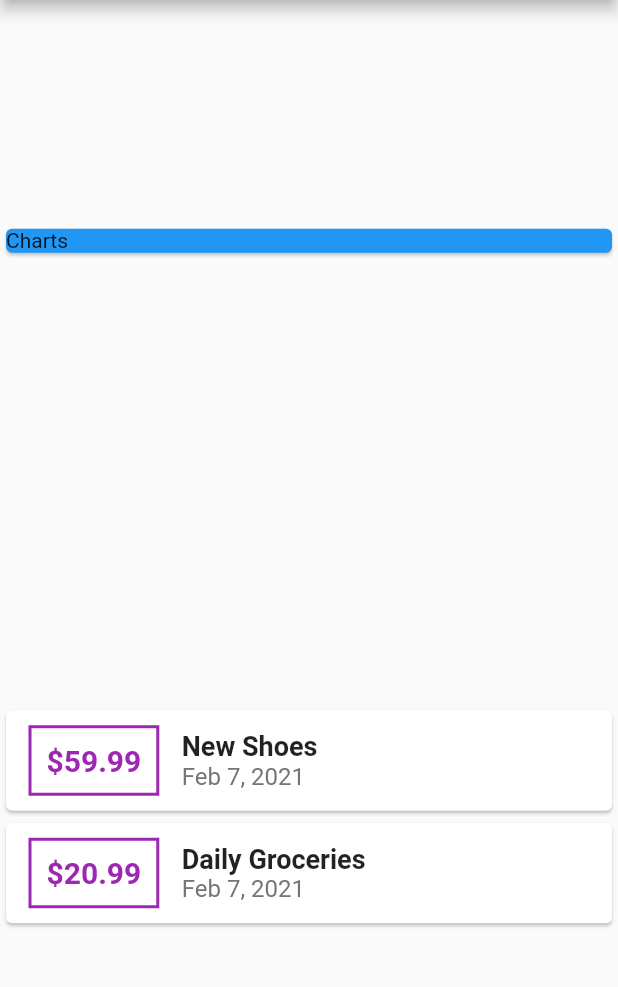
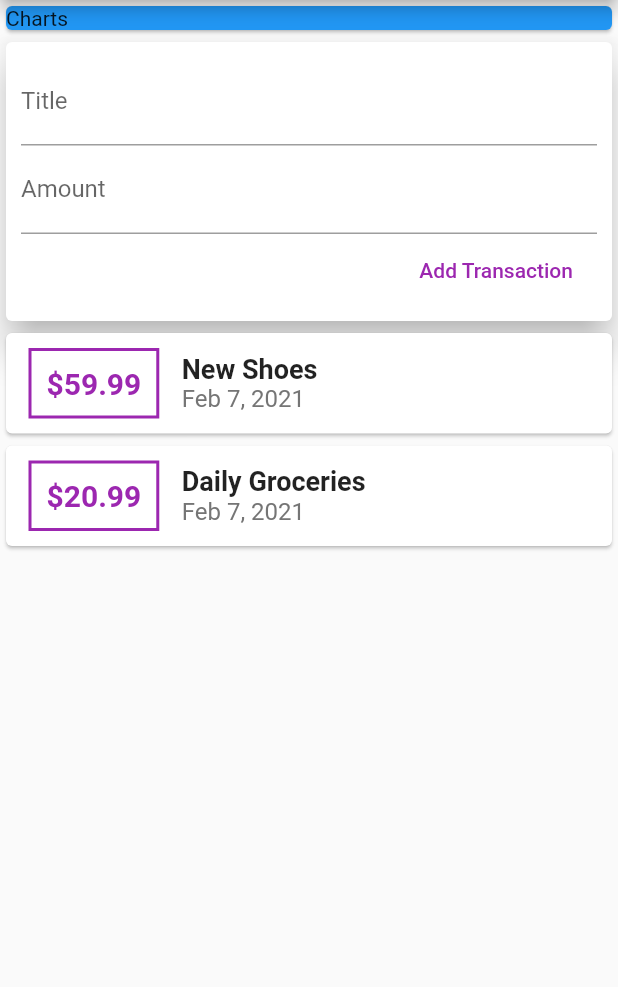
Before and after one commit to wasim919/playing-with-flutter, a Flutter app: the screen it shows after launch, on a phone screen of 412 x 824 dp, the part 84-1071 px from its top. Run offline on Flutter 3.47's test engine with Material 2 defaults, Android fonts, the phone set to English and light mode, and no system bars.

Commit message:
text field wiring done

```diff
--- a/personal_expenses_tracker/lib/main.dart
+++ b/personal_expenses_tracker/lib/main.dart
@@ -16,7 +16,7 @@ class MyApp extends StatelessWidget {
 }
 
 class MyHomePage extends StatelessWidget {
-  List<Transaction> transactions = [
+  final List<Transaction> transactions = [
     Transaction(
       id: 't1',
       title: 'New Shoes',
@@ -30,6 +30,8 @@ class MyHomePage extends StatelessWidget {
       date: DateTime.now(),
     )
   ];
+  final titleInput = TextEditingController();
+  final amountInput = TextEditingController();
   @override
   Widget build(BuildContext context) {
     return Scaffold(
@@ -38,12 +40,35 @@ class MyHomePage extends StatelessWidget {
       ),
       body: Column(
         crossAxisAlignment: CrossAxisAlignment.stretch,
-        mainAxisAlignment: MainAxisAlignment.spaceAround,
         children: [
           Card(
             child: Text("Charts"),
             color: Colors.blue,
           ),
+          Card(
+              elevation: 10,
+              child: Container(
+                  padding: EdgeInsets.all(10),
+                  child: Column(
+                    crossAxisAlignment: CrossAxisAlignment.end,
+                    children: [
+                      TextField(
+                        decoration: InputDecoration(labelText: 'Title'),
+                        controller: titleInput,
+                      ),
+                      TextField(
+                          decoration: InputDecoration(labelText: "Amount"),
+                          controller: amountInput),
+                      FlatButton(
+                        onPressed: () {
+                          print(titleInput.text);
+                          print(amountInput.text);
+                        },
+                        child: Text("Add Transaction"),
+                        textColor: Colors.purple,
+                      )
+                    ],
+                  ))),
           Column(
             children: [
               ...transactions.map((tx) {
```
